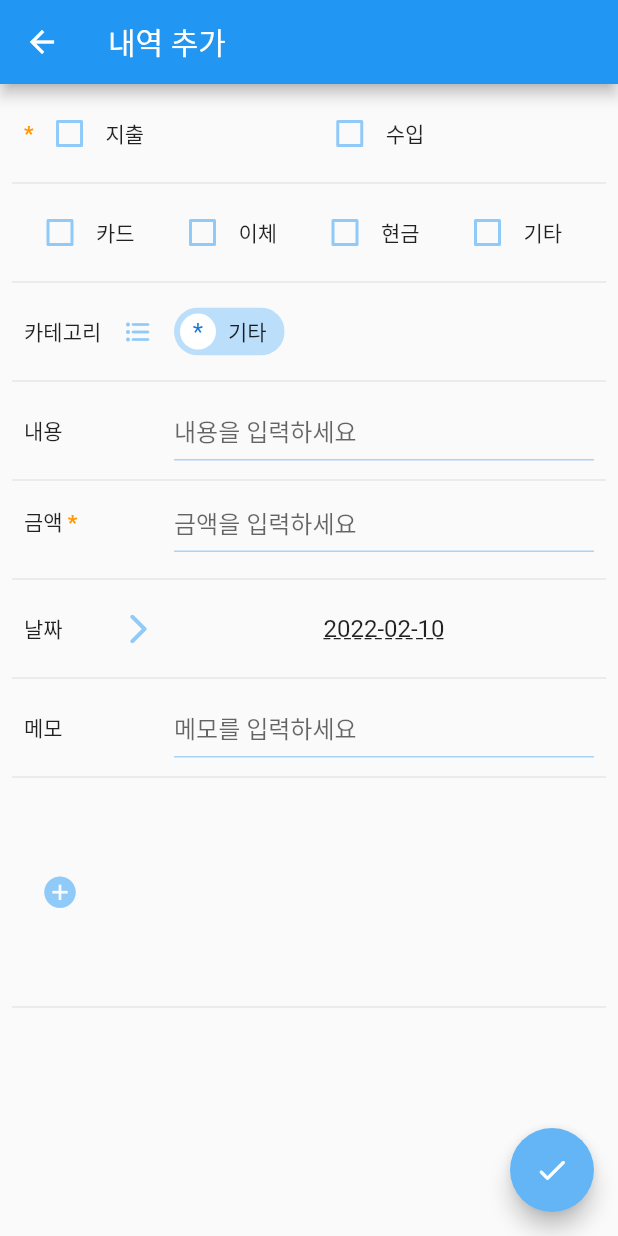
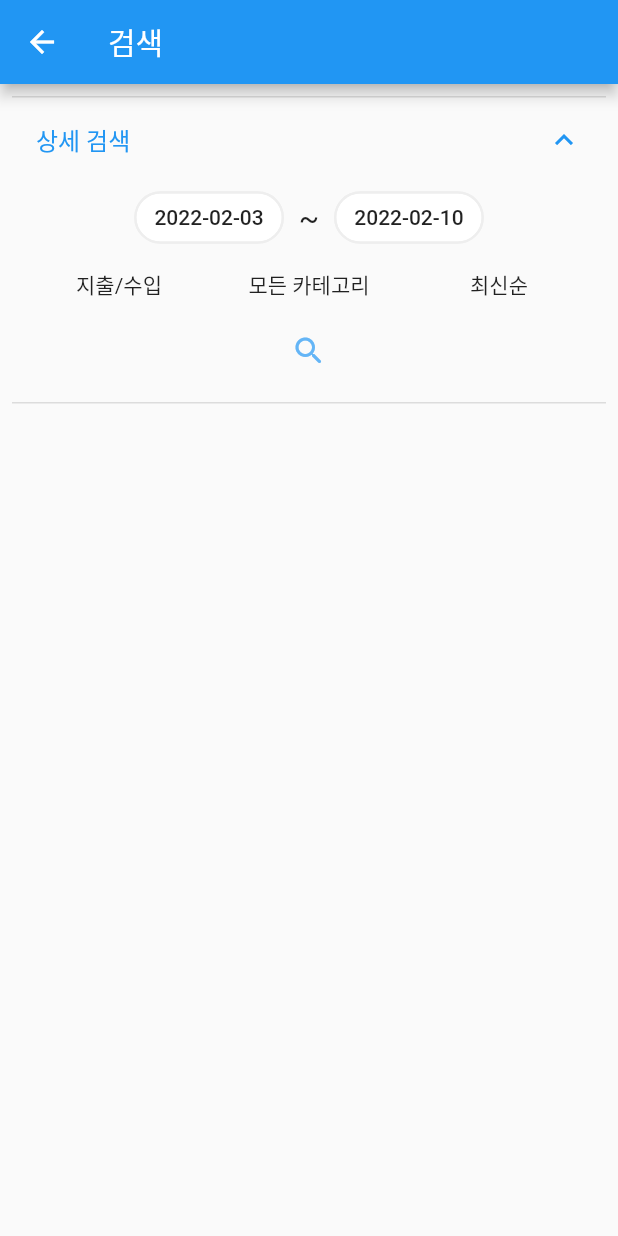
Before and after one commit to cyj893/MoneyIsMine, a Flutter app: the screen it shows after launch, item 3 of the bottom bar chosen, on a phone screen of 412 x 824 dp. Run offline on Flutter 3.47's test engine with Material 2 defaults, Android fonts, the light colour scheme and no system bars; our stand-ins replace fl_chart, image_picker, numberpicker, sqflite, table_calendar; missing offline and left inert: bezier_chart, scrolling_page_indicator; accounts and stored records are empty.

Commit message:
Add Search Conditions In SearchPage

```diff
--- a/lib/main.dart
+++ b/lib/main.dart
@@ -35,12 +35,12 @@ class MyApp extends StatelessWidget {
             primaryVariant: paletteProvider[3],
             secondary: paletteProvider[2],
             secondaryVariant: paletteProvider[2],
-            surface: paletteProvider[3],
+            surface: Colors.white,
             background: Colors.white,
             error: paletteProvider[3],
             onPrimary: Colors.white,
             onSecondary: Colors.white,
-            onSurface: paletteProvider[3],
+            onSurface: Colors.black87,
             onBackground: paletteProvider[3],
             onError: paletteProvider[3],
             brightness: Brightness.light),
--- a/lib/pages/InputSpecsPage.dart
+++ b/lib/pages/InputSpecsPage.dart
@@ -352,12 +352,12 @@ class InputSpecsPageState extends State<InputSpecsPage> {
         SizedBox(height: 10,),
         Row(
           children: [
-            CustomButton( onTap: () { addMoney(1000); }, text: "+1천", ),
-            CustomButton( onTap: () { addMoney(5000); }, text: "+5천", ),
-            CustomButton( onTap: () { addMoney(10000); }, text: "+1만", ),
-            CustomButton( onTap: () { addMoney(50000); }, text: "+5만", ),
-            CustomButton( onTap: () { addMoney(100000); }, text: "+10만", ),
-            CustomButton( onTap: () { addMoney(1000000); }, text: "+100만", ),
+            CustomButton( onTap: () { addMoney(1000); }, text: "+1천", textColor: paletteProvider[3], ),
+            CustomButton( onTap: () { addMoney(5000); }, text: "+5천", textColor: paletteProvider[3], ),
+            CustomButton( onTap: () { addMoney(10000); }, text: "+1만", textColor: paletteProvider[3], ),
+            CustomButton( onTap: () { addMoney(50000); }, text: "+5만", textColor: paletteProvider[3], ),
+            CustomButton( onTap: () { addMoney(100000); }, text: "+10만", textColor: paletteProvider[3], ),
+            CustomButton( onTap: () { addMoney(1000000); }, text: "+100만", textColor: paletteProvider[3], ),
           ],
         )
       ],
--- a/lib/pages/SearchPage.dart
+++ b/lib/pages/SearchPage.dart
@@ -0,0 +1,174 @@
+import 'package:flutter/material.dart';
+import 'package:provider/src/provider.dart';
+import 'package:money_is_mine/pages/widgets/CustomButton.dart';
+import 'package:money_is_mine/db_helper/ColorProvider.dart';
+
+class SearchPage extends StatefulWidget {
+
+  const SearchPage();
+
+  @override
+  SearchPageState createState() => SearchPageState();
+}
+
+class SearchPageState  extends State<SearchPage> {
+  List<Color> paletteProvider = [];
+
+  List<DateTime> dateRange = [DateTime.now().subtract(Duration(days: 7)), DateTime.now()];
+
+  Future<void> _selectDate(BuildContext context, int i) async {
+    final DateTime? picked = await showDatePicker(
+        context: context,
+        initialDate: dateRange[i],
+        firstDate: DateTime(2015, 8),
+        lastDate: DateTime(2101));
+    if( picked != null && picked != dateRange[i] ){
+      if( i == 0 ){
+        if( picked.isBefore(dateRange[1]) || picked == dateRange[1] ){
+          setState(() {
+            dateRange[i] = picked;
+          });
+        }
+        else{
+
+        }
+      }
+      else if( i == 1 ){
+        if( picked.isAfter(dateRange[0]) || picked == dateRange[0] ){
+          setState(() {
+            dateRange[i] = picked;
+          });
+        }
+        else{
+
+        }
+      }
+    }
+  }
+
+  Row makeDatePicker(){
+    return Row(
+      mainAxisAlignment: MainAxisAlignment.center,
+      children: [
+        CustomButton(
+            text: "${dateRange[0].toLocal()}".split(' ')[0],
+            onTap: () {
+              _selectDate(context, 0);
+            }),
+        const Text("  ~  ", style: TextStyle(fontSize: 20),),
+        CustomButton(
+            text: "${dateRange[1].toLocal()}".split(' ')[0],
+            onTap: () {
+              _selectDate(context, 1);
+            })
+      ],
+    );
+  }
+
+  List<List<String>> conditions = [
+    ["지출/수입", "지출", "수입"],
+    ["모든 카테고리"],
+    ["최신순", "과거순"]
+  ];
+  List<int> conditionNum = [0, 0, 0];
+  InkWell makeCondition(int ind){
+    return InkWell(
+      onTap: () {
+        showModalBottomSheet<void>(
+          context: context,
+          shape: RoundedRectangleBorder(
+            borderRadius: BorderRadius.circular(20.0),
+          ),
+          builder: (BuildContext context) {
+            return Container(
+              height: 300,
+              child: Column(
+                children: <Widget>[
+                  Row(
+                    children: [
+                      Expanded(child: Container()),
+                      IconButton(
+                        icon: Icon(Icons.close_rounded, color: paletteProvider[2],),
+                        onPressed: () => Navigator.pop(context),
+                      ),
+                    ],
+                  ),
+                  Expanded(child: ListView(
+                    children: List.generate(conditions[ind].length,
+                            (index) => TextButton(
+                                onPressed: () {
+                                  conditionNum[ind] = index;
+                                  Navigator.pop(context);
+                                },
+                                style: ButtonStyle(
+                                  backgroundColor: MaterialStateProperty.all<Color>(
+                                    index == conditionNum[ind] ? paletteProvider[0] : Colors.white
+                                  ),),
+                                child: Text(conditions[ind][index],
+                                  style: TextStyle(
+                                    color: paletteProvider[4],
+                                    fontWeight: index == conditionNum[ind] ? FontWeight.bold : FontWeight.normal),)
+                            )
+                    ),
+                  )),
+                ],
+              ),
+            );
+          },
+        ).then((value) { setState(() { }); });
+      },
+      child: Text(conditions[ind][conditionNum[ind]]),
+    );
+  }
+
+  Row makeOthers(){
+    return Row(
+      children: [
+        SizedBox(width: 8,),
+        Expanded(child: Center(child: makeCondition(0),),),
+        Expanded(child: Center(child: makeCondition(1),),),
+        Expanded(child: Center(child: makeCondition(2),),),
+        SizedBox(width: 8,),
+      ],
+    );
+  }
+
+  ExpansionTile makeDetailedSearch(){
+    List<Widget> list = [];
+
+    list.add(makeDatePicker());
+    list.add(SizedBox(height: 10,));
+    list.add(makeOthers());
+    list.add(SizedBox(height: 10,));
+    list.add(IconButton(
+      icon: Icon(Icons.search_rounded, color: paletteProvider[2],),
+      onPressed: () {
+
+      },
+    ));
+    list.add(SizedBox(height: 10,));
+
+    return ExpansionTile(
+      initiallyExpanded: true,
+      title: Text("상세 검색"),
+      children: list,
+    );
+  }
+
+  @override
+  Widget build(BuildContext context) {
+    paletteProvider = context.watch<ColorProvider>().palette;
+    return Scaffold(
+        appBar: AppBar(
+          title: Text("검색"),
+        ),
+        body: Padding(
+          padding: EdgeInsets.all(8.0),
+          child: SingleChildScrollView(
+            child: makeDetailedSearch(),
+          )
+        )
+    );
+  }
+
+}
--- a/lib/pages/SettingsPage.dart
+++ b/lib/pages/SettingsPage.dart
@@ -54,7 +54,7 @@ class SettingsPageState  extends State<SettingsPage> {
               }
             }
           },
-          icon: Icon(Icons.save_rounded, color: allPalette[nowColorIndex][2],)),);
+          icon: Icon(Icons.save_rounded, color: paletteProvider[2],)),);
     }
     return Row(
       children: list,
@@ -74,7 +74,6 @@ class SettingsPageState  extends State<SettingsPage> {
     return Scaffold(
         appBar: AppBar(
           title: Text("설정"),
-          backgroundColor: allPalette[nowColorIndex][3],
         ),
         body: Padding(
             padding: EdgeInsets.all(8.0),
--- a/lib/pages/widgets/CustomButton.dart
+++ b/lib/pages/widgets/CustomButton.dart
@@ -9,7 +9,7 @@ class CustomButton extends StatelessWidget{
     Key? key,
     required this.text,
     required this.onTap,
-    this.textColor = Colors.blue,
+    this.textColor = Colors.black87,
   }) : super(key: key);
 
   @override
```
Also changed, not shown: lib/pages/BottomNaviBar.dart (+13 -2 lines).
